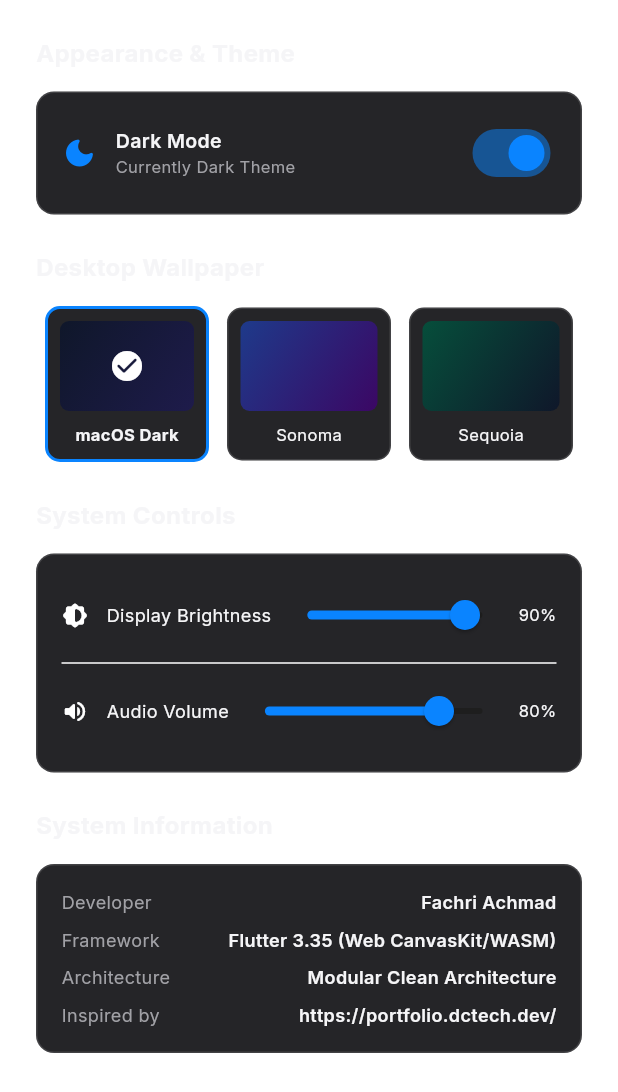
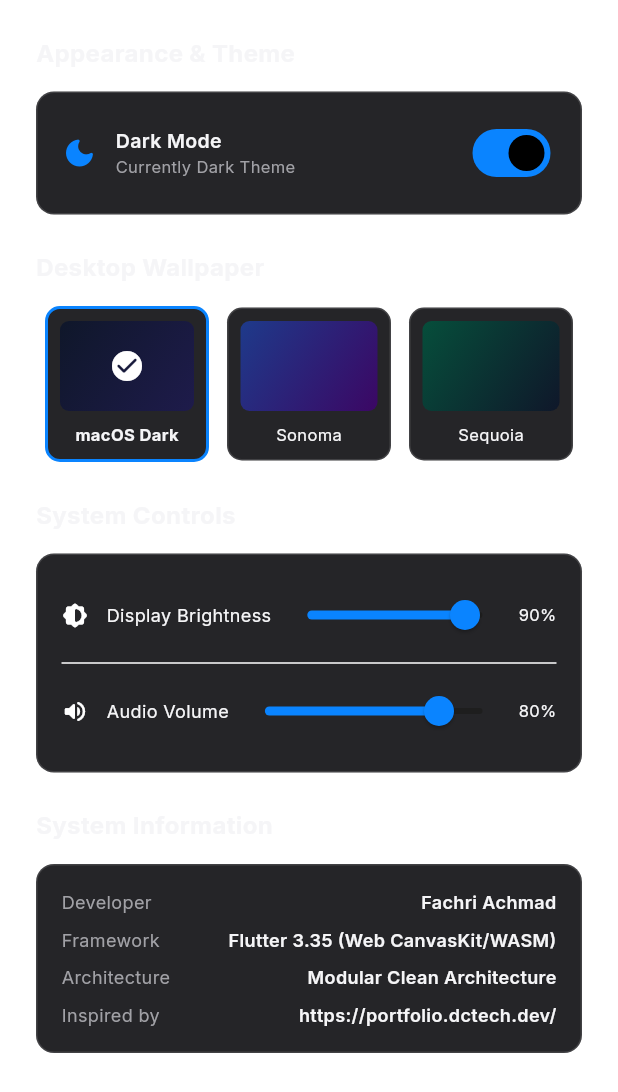
Before and after one commit to Pari1i1i/Portofolio, a Flutter app: the SettingsWindow widget shown alone on an empty page, opened directly with empty values, on a phone screen of 412 x 824 dp. Shown: the top 1092 px of the screen. Run offline on Flutter 3.47's test engine with Material 3 defaults, Android fonts, the phone set to English and light mode, and no system bars; our stand-ins replace font_awesome_flutter, google_fonts.

Commit message:
debugging 1

```diff
--- a/lib/screens/desktop_screen.dart
+++ b/lib/screens/desktop_screen.dart
@@ -1,7 +1,5 @@
 import 'package:flutter/material.dart';
 import '../../core/constants/app_assets.dart';
-import '../../core/constants/app_strings.dart';
-import '../../core/utils/url_helper.dart';
 import '../../data/models/window_model.dart';
 import '../../state/window_manager.dart';
 import '../widgets/common/mac_window.dart';
--- a/lib/widgets/desktop/spotlight_dialog.dart
+++ b/lib/widgets/desktop/spotlight_dialog.dart
@@ -1,6 +1,7 @@
 import 'dart:ui';
 import 'package:flutter/material.dart';
 import '../../core/constants/app_colors.dart';
+import '../../data/models/achievement_model.dart';
 import '../../data/models/window_model.dart';
 import '../../data/portfolio_data.dart';
 import '../../state/window_manager.dart';
--- a/lib/widgets/desktop/top_menu_bar.dart
+++ b/lib/widgets/desktop/top_menu_bar.dart
@@ -2,7 +2,6 @@ import 'dart:async';
 import 'dart:ui';
 import 'package:flutter/material.dart';
 import 'package:intl/intl.dart';
-import '../../core/constants/app_colors.dart';
 import '../../core/constants/app_strings.dart';
 import '../../data/models/window_model.dart';
 import '../../state/window_manager.dart';
@@ -44,6 +43,9 @@ class _TopMenuBarState extends State<TopMenuBar> {
     final wm = widget.windowManager;
     final isDark = wm.isDarkMode;
     final activeTitle = wm.activeWindow?.title ?? AppStrings.finder;
+    final screenWidth = MediaQuery.of(context).size.width;
+    final isWideScreen = screenWidth >= 920;
+    final isVeryNarrow = screenWidth < 600;
 
     final dateFormat = DateFormat('EEE d MMM');
     final timeFormat = DateFormat('h:mm a');
@@ -95,16 +97,10 @@ class _TopMenuBarState extends State<TopMenuBar> {
                     color: textColor,
                   ),
                 ),
+
+                // Menu items (Wide screens only)
+                if (isWideScreen) ...[
                   const SizedBox(width: 14),
-
-                // Menu items (Desktop view only)
-                LayoutBuilder(
-                  builder: (context, constraints) {
-                    final isDesktop = MediaQuery.of(context).size.width > 700;
-                    if (!isDesktop) return const SizedBox.shrink();
-
-                    return Row(
-                      children: [
                   _buildMenuText('File', isDark, () => wm.openWindow(WindowType.projects)),
                   _buildMenuText('Edit', isDark, null),
                   _buildMenuText('View', isDark, () => wm.toggleControlCenter()),
@@ -112,14 +108,12 @@ class _TopMenuBarState extends State<TopMenuBar> {
                   _buildMenuText('Window', isDark, null),
                   _buildMenuText('Help', isDark, () => wm.openWindow(WindowType.terminal)),
                 ],
-                    );
-                  },
-                ),
 
                 const Spacer(),
 
                 // Status Icons
                 // Battery
+                if (!isVeryNarrow) ...[
                   Row(
                     children: [
                       Text(
@@ -130,7 +124,8 @@ class _TopMenuBarState extends State<TopMenuBar> {
                       Icon(Icons.battery_charging_full_rounded, size: 16, color: textColor),
                     ],
                   ),
-                const SizedBox(width: 12),
+                  const SizedBox(width: 10),
+                ],
 
                 // Wi-Fi
                 InkWell(
@@ -141,25 +136,27 @@ class _TopMenuBarState extends State<TopMenuBar> {
                     color: wm.wifiEnabled ? textColor : Colors.grey,
                   ),
                 ),
-                const SizedBox(width: 12),
+                const SizedBox(width: 10),
 
                 // Spotlight Search
                 InkWell(
                   onTap: () => wm.toggleSpotlight(),
                   child: Icon(Icons.search_rounded, size: 16, color: textColor),
                 ),
-                const SizedBox(width: 12),
+                const SizedBox(width: 10),
 
                 // Control Center
                 InkWell(
                   onTap: () => wm.toggleControlCenter(),
                   child: Icon(Icons.tune_rounded, size: 15, color: textColor),
                 ),
-                const SizedBox(width: 12),
+                const SizedBox(width: 10),
 
                 // Clock
                 Text(
-                  '${dateFormat.format(_currentTime)}  ${timeFormat.format(_currentTime)}',
+                  isVeryNarrow
+                      ? timeFormat.format(_currentTime)
+                      : '${dateFormat.format(_currentTime)}  ${timeFormat.format(_currentTime)}',
                   style: TextStyle(
                     fontSize: 12,
                     fontWeight: FontWeight.w500,
--- a/lib/widgets/windows/projects_window.dart
+++ b/lib/widgets/windows/projects_window.dart
@@ -1,7 +1,6 @@
 import 'package:flutter/material.dart';
 import 'package:font_awesome_flutter/font_awesome_flutter.dart';
 import '../../core/constants/app_colors.dart';
-import '../../core/constants/app_strings.dart';
 import '../../core/utils/url_helper.dart';
 import '../../data/models/project_model.dart';
 import '../../data/portfolio_data.dart';
--- a/lib/widgets/windows/safari_window.dart
+++ b/lib/widgets/windows/safari_window.dart
@@ -139,7 +139,7 @@ class _SafariWindowState extends State<SafariWindow> {
                     ),
                     child: Row(
                       children: [
-                        FaIcon(tab['icon'] as IconData, size: 12, color: tab['color'] as Color),
+                        Icon(tab['icon'] as IconData, size: 12, color: tab['color'] as Color),
                         const SizedBox(width: 8),
                         Expanded(
                           child: Text(
@@ -195,7 +195,7 @@ class _SafariWindowState extends State<SafariWindow> {
                         shape: BoxShape.circle,
                       ),
                       child: Center(
-                        child: FaIcon(
+                        child:                         Icon(
                           currentTab['icon'] as IconData,
                           size: 32,
                           color: currentTab['color'] as Color,
--- a/lib/widgets/windows/settings_window.dart
+++ b/lib/widgets/windows/settings_window.dart
@@ -76,7 +76,7 @@ class SettingsWindow extends StatelessWidget {
                 ),
                 Switch(
                   value: isDark,
-                  activeColor: AppColors.accentBlue,
+                  activeTrackColor: AppColors.accentBlue,
                   onChanged: (_) => windowManager.toggleTheme(),
                 ),
               ],
```
Also changed, not shown: 1 other file. Lines whose indentation alone changed are shown as unchanged.
